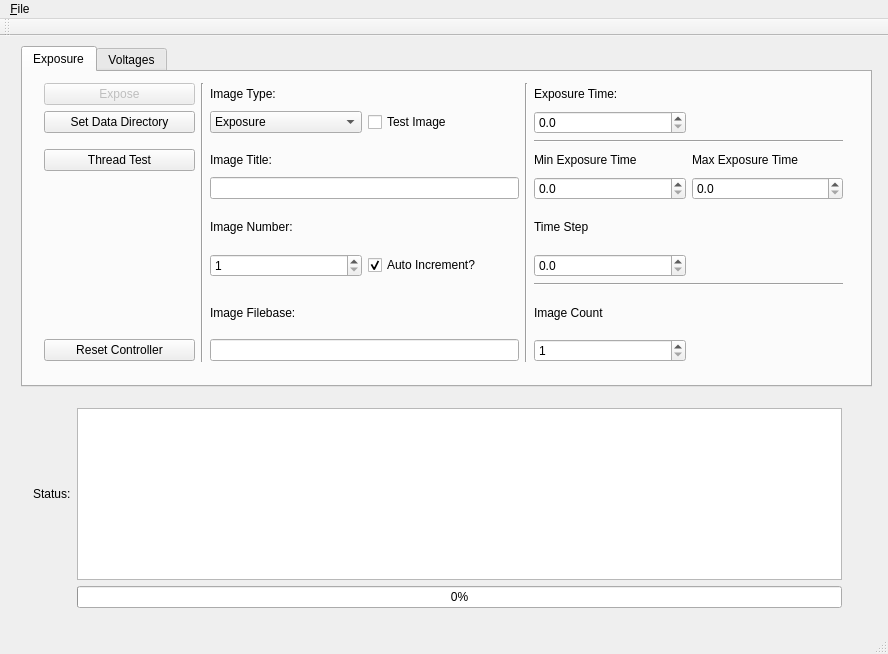
Old version of the form ccdcontroller.ui in the repository Snyder005/ccdcontroller.
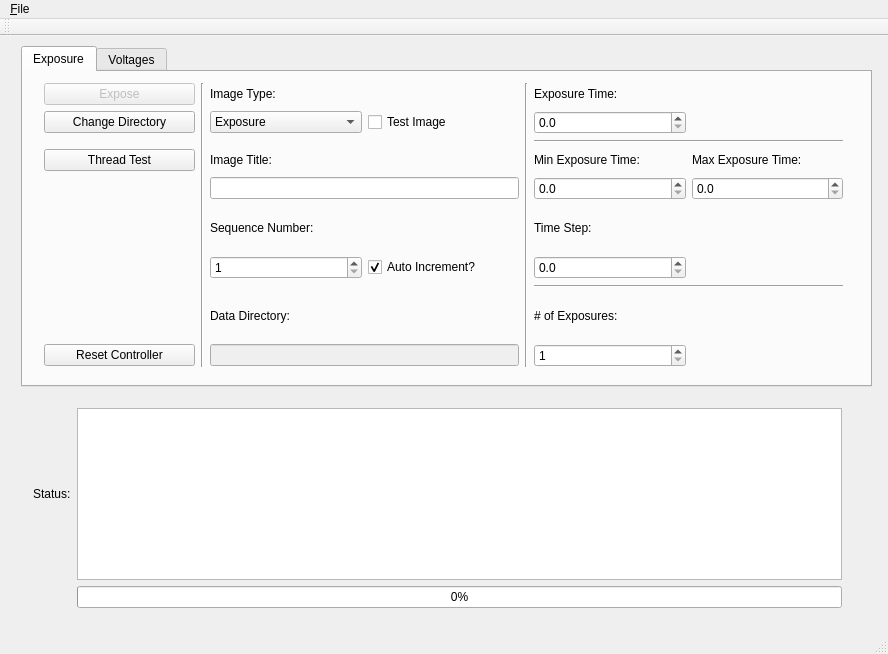
New version of the form.

Commit message: GUI widget texts updated.  Only data directory is displayed at the moment.

```diff
--- a/ccdcontroller.ui
+++ b/ccdcontroller.ui
@@ -36,7 +36,7 @@
         <x>10</x>
         <y>0</y>
         <width>821</width>
-        <height>301</height>
+        <height>306</height>
        </rect>
       </property>
       <layout class="QGridLayout" name="gridLayout">
@@ -62,7 +62,7 @@
        <item row="5" column="2">
         <widget class="QLabel" name="imnumLabel">
          <property name="text">
-          <string>Image Number:</string>
+          <string>Sequence Number:</string>
          </property>
         </widget>
        </item>
@@ -113,21 +113,14 @@
        <item row="3" column="5">
         <widget class="QLabel" name="minexpLabel">
          <property name="text">
-          <string>Min Exposure Time</string>
+          <string>Min Exposure Time:</string>
          </property>
         </widget>
        </item>
        <item row="3" column="6">
         <widget class="QLabel" name="maxexpLabel">
          <property name="text">
-          <string>Max Exposure Time</string>
-         </property>
-        </widget>
-       </item>
-       <item row="1" column="0">
-        <widget class="QPushButton" name="directoryPushButton">
-         <property name="text">
-          <string>Set Data Directory</string>
+          <string>Max Exposure Time:</string>
          </property>
         </widget>
        </item>
@@ -148,7 +141,7 @@
        <item row="5" column="5">
         <widget class="QLabel" name="tstepLabel">
          <property name="text">
-          <string>Time Step</string>
+          <string>Time Step:</string>
          </property>
         </widget>
        </item>
@@ -169,14 +162,14 @@
        <item row="8" column="2">
         <widget class="QLabel" name="imfilenameLabel">
          <property name="text">
-          <string>Image Filebase:</string>
+          <string>Data Directory:</string>
          </property>
         </widget>
        </item>
        <item row="8" column="5">
         <widget class="QLabel" name="imstackLabel">
          <property name="text">
-          <string>Image Count</string>
+          <string># of Exposures:</string>
          </property>
         </widget>
        </item>
@@ -282,7 +275,7 @@
        <item row="9" column="2" colspan="2">
         <widget class="QLineEdit" name="imfilenameLineEdit">
          <property name="enabled">
-          <bool>true</bool>
+          <bool>false</bool>
          </property>
          <property name="readOnly">
           <bool>true</bool>
@@ -296,6 +289,13 @@
          </property>
         </widget>
        </item>
+       <item row="1" column="0">
+        <widget class="QPushButton" name="directoryPushButton">
+         <property name="text">
+          <string>Change Directory</string>
+         </property>
+        </widget>
+       </item>
       </layout>
      </widget>
     </widget>
@@ -598,7 +598,7 @@
      </widget>
     </widget>
    </widget>
-   <widget class="QWidget" name="">
+   <widget class="QWidget" name="layoutWidget">
     <property name="geometry">
      <rect>
       <x>22</x>
```
The commit also changes 8 other files.
